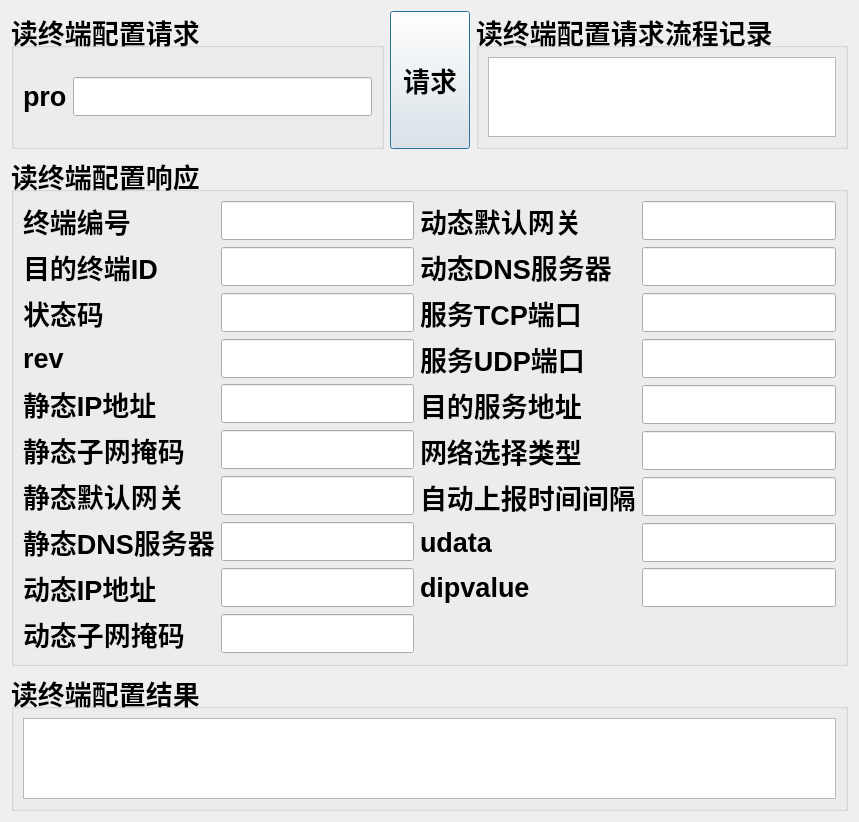
First picture: the form in readspecificconfig.ui, repository guoshijiang/IspdNewCalibrator, before the edit.
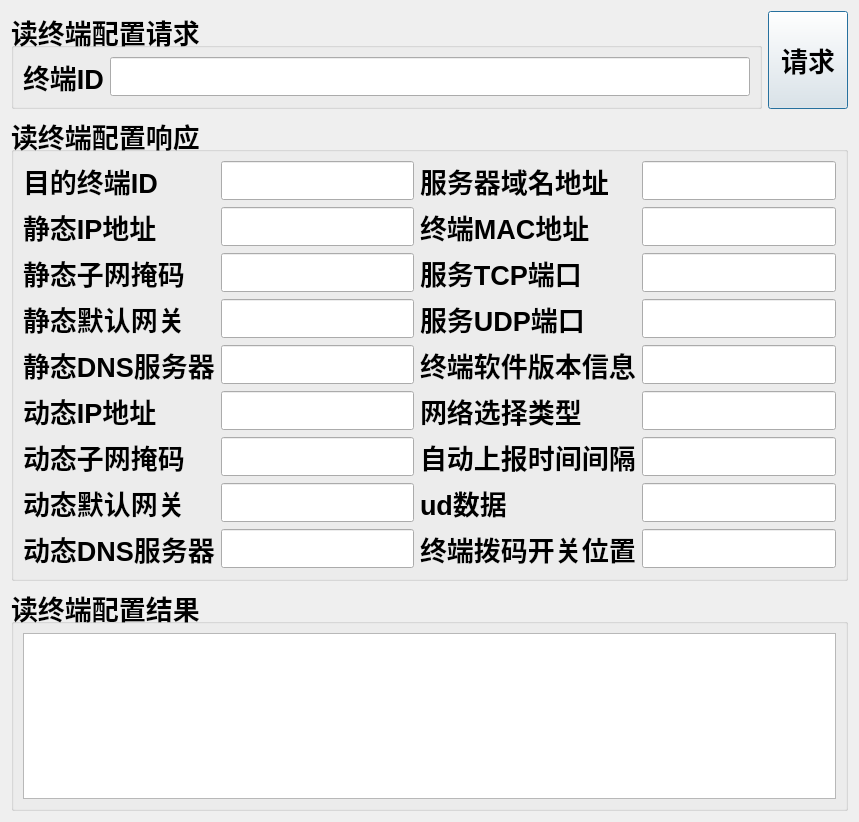
Second picture: the form after the edit.

Patch:
```diff
--- a/readspecificconfig.ui
+++ b/readspecificconfig.ui
@@ -34,7 +34,7 @@
           <item>
            <widget class="QLabel" name="label">
             <property name="text">
-             <string>pro</string>
+             <string>终端ID</string>
             </property>
            </widget>
           </item>
@@ -66,33 +66,6 @@
        </property>
       </widget>
      </item>
-     <item>
-      <widget class="QGroupBox" name="groupBox_2">
-       <property name="font">
-        <font>
-         <pointsize>20</pointsize>
-         <weight>75</weight>
-         <bold>true</bold>
-        </font>
-       </property>
-       <property name="title">
-        <string>读终端配置请求流程记录</string>
-       </property>
-       <layout class="QVBoxLayout" name="verticalLayout_3">
-        <item>
-         <widget class="QTextEdit" name="textEdit_log">
-          <property name="font">
-           <font>
-            <pointsize>12</pointsize>
-            <weight>50</weight>
-            <bold>false</bold>
-           </font>
-          </property>
-         </widget>
-        </item>
-       </layout>
-      </widget>
-     </item>
     </layout>
    </item>
    <item>
@@ -111,198 +84,188 @@
       <item>
        <layout class="QFormLayout" name="formLayout_5">
         <item row="0" column="0">
-         <widget class="QLabel" name="label_3">
-          <property name="text">
-           <string>终端编号</string>
-          </property>
-         </widget>
-        </item>
-        <item row="0" column="1">
-         <widget class="QLineEdit" name="lineEdit_rep_mr_code"/>
-        </item>
-        <item row="1" column="0">
          <widget class="QLabel" name="label_4">
           <property name="text">
            <string>目的终端ID</string>
           </property>
          </widget>
         </item>
-        <item row="2" column="0">
-         <widget class="QLabel" name="label_5">
-          <property name="text">
-           <string>状态码</string>
-          </property>
-         </widget>
+        <item row="0" column="1">
+         <widget class="QLineEdit" name="lineEdit_rep_goal_id"/>
         </item>
-        <item row="3" column="0">
-         <widget class="QLabel" name="label_6">
-          <property name="text">
-           <string>rev</string>
-          </property>
-         </widget>
-        </item>
-        <item row="4" column="0">
+        <item row="1" column="0">
          <widget class="QLabel" name="label_7">
           <property name="text">
            <string>静态IP地址</string>
           </property>
          </widget>
         </item>
-        <item row="5" column="0">
+        <item row="1" column="1">
+         <widget class="QLineEdit" name="lineEdit_rep_j_ip"/>
+        </item>
+        <item row="2" column="0">
          <widget class="QLabel" name="label_8">
           <property name="text">
            <string>静态子网掩码</string>
           </property>
          </widget>
         </item>
-        <item row="6" column="0">
+        <item row="2" column="1">
+         <widget class="QLineEdit" name="lineEdit_rep_j_zip"/>
+        </item>
+        <item row="3" column="0">
          <widget class="QLabel" name="label_9">
           <property name="text">
            <string>静态默认网关</string>
           </property>
          </widget>
         </item>
-        <item row="7" column="0">
+        <item row="3" column="1">
+         <widget class="QLineEdit" name="lineEdit_rep_j_gateway"/>
+        </item>
+        <item row="4" column="0">
          <widget class="QLabel" name="label_10">
           <property name="text">
            <string>静态DNS服务器</string>
           </property>
          </widget>
         </item>
-        <item row="8" column="0">
+        <item row="4" column="1">
+         <widget class="QLineEdit" name="lineEdit_rep_j_dip"/>
+        </item>
+        <item row="5" column="0">
          <widget class="QLabel" name="label_11">
           <property name="text">
            <string>动态IP地址</string>
           </property>
          </widget>
         </item>
-        <item row="9" column="0">
+        <item row="5" column="1">
+         <widget class="QLineEdit" name="lineEdit_rep_dyn_ip"/>
+        </item>
+        <item row="6" column="0">
          <widget class="QLabel" name="label_12">
           <property name="text">
            <string>动态子网掩码</string>
           </property>
          </widget>
         </item>
-        <item row="1" column="1">
-         <widget class="QLineEdit" name="lineEdit_rep_goal_id"/>
-        </item>
-        <item row="2" column="1">
-         <widget class="QLineEdit" name="lineEdit_rep_status"/>
-        </item>
-        <item row="3" column="1">
-         <widget class="QLineEdit" name="lineEdit_rep_rev"/>
-        </item>
-        <item row="4" column="1">
-         <widget class="QLineEdit" name="lineEdit_rep_j_ip"/>
-        </item>
-        <item row="5" column="1">
-         <widget class="QLineEdit" name="lineEdit_rep_j_zip"/>
-        </item>
         <item row="6" column="1">
-         <widget class="QLineEdit" name="lineEdit_rep_j_gateway"/>
-        </item>
-        <item row="7" column="1">
-         <widget class="QLineEdit" name="lineEdit_rep_j_dip"/>
-        </item>
-        <item row="8" column="1">
-         <widget class="QLineEdit" name="lineEdit_rep_dyn_ip"/>
-        </item>
-        <item row="9" column="1">
          <widget class="QLineEdit" name="lineEdit_rep_dyn_code"/>
         </item>
-       </layout>
-      </item>
-      <item>
-       <layout class="QFormLayout" name="formLayout_3">
-        <item row="0" column="0">
+        <item row="7" column="0">
          <widget class="QLabel" name="label_2">
           <property name="text">
            <string>动态默认网关</string>
           </property>
          </widget>
         </item>
-        <item row="0" column="1">
+        <item row="7" column="1">
          <widget class="QLineEdit" name="lineEdit_rep_dyn_gip"/>
         </item>
-        <item row="1" column="0">
+        <item row="8" column="0">
          <widget class="QLabel" name="label_13">
           <property name="text">
            <string>动态DNS服务器</string>
           </property>
          </widget>
         </item>
-        <item row="2" column="0">
+        <item row="8" column="1">
+         <widget class="QLineEdit" name="lineEdit_rep_dyn_dip"/>
+        </item>
+       </layout>
+      </item>
+      <item>
+       <layout class="QFormLayout" name="formLayout_3">
+        <item row="3" column="0">
+         <widget class="QLabel" name="label_5">
+          <property name="text">
+           <string>终端MAC地址</string>
+          </property>
+         </widget>
+        </item>
+        <item row="3" column="1">
+         <widget class="QLineEdit" name="lineEdit_mr_mac"/>
+        </item>
+        <item row="4" column="0">
          <widget class="QLabel" name="label_14">
           <property name="text">
            <string>服务TCP端口</string>
           </property>
          </widget>
         </item>
-        <item row="3" column="0">
+        <item row="4" column="1">
+         <widget class="QLineEdit" name="lineEdit_rep_tp"/>
+        </item>
+        <item row="5" column="0">
          <widget class="QLabel" name="label_15">
           <property name="text">
            <string>服务UDP端口</string>
           </property>
          </widget>
         </item>
-        <item row="4" column="0">
-         <widget class="QLabel" name="label_16">
+        <item row="5" column="1">
+         <widget class="QLineEdit" name="lineEdit_rep_up"/>
+        </item>
+        <item row="6" column="0">
+         <widget class="QLabel" name="label_19">
           <property name="text">
-           <string>目的服务地址</string>
+           <string>终端软件版本信息</string>
           </property>
          </widget>
         </item>
-        <item row="5" column="0">
+        <item row="6" column="1">
+         <widget class="QLineEdit" name="lineEdit_rep_ver"/>
+        </item>
+        <item row="7" column="0">
          <widget class="QLabel" name="label_17">
           <property name="text">
            <string>网络选择类型</string>
           </property>
          </widget>
         </item>
-        <item row="6" column="0">
+        <item row="7" column="1">
+         <widget class="QLineEdit" name="lineEdit_rep_network_select"/>
+        </item>
+        <item row="8" column="0">
          <widget class="QLabel" name="label_18">
           <property name="text">
            <string>自动上报时间间隔</string>
           </property>
          </widget>
         </item>
-        <item row="7" column="0">
-         <widget class="QLabel" name="label_19">
-          <property name="text">
-           <string>udata</string>
-          </property>
-         </widget>
-        </item>
-        <item row="8" column="0">
-         <widget class="QLabel" name="label_20">
-          <property name="text">
-           <string>dipvalue</string>
-          </property>
-         </widget>
-        </item>
-        <item row="1" column="1">
-         <widget class="QLineEdit" name="lineEdit_rep_dyn_dip"/>
-        </item>
-        <item row="2" column="1">
-         <widget class="QLineEdit" name="lineEdit_rep_tp"/>
-        </item>
-        <item row="3" column="1">
-         <widget class="QLineEdit" name="lineEdit_rep_up"/>
-        </item>
-        <item row="4" column="1">
-         <widget class="QLineEdit" name="lineEdit_rep_goal_ip"/>
-        </item>
-        <item row="5" column="1">
-         <widget class="QLineEdit" name="lineEdit_rep_network_select"/>
-        </item>
-        <item row="6" column="1">
+        <item row="8" column="1">
          <widget class="QLineEdit" name="lineEdit_rep_time"/>
         </item>
-        <item row="7" column="1">
-         <widget class="QLineEdit" name="lineEdit_rep_udata"/>
+        <item row="9" column="0">
+         <widget class="QLabel" name="label_6">
+          <property name="text">
+           <string>ud数据</string>
+          </property>
+         </widget>
         </item>
-        <item row="8" column="1">
-         <widget class="QLineEdit" name="lineEdit_rep_dipvalue"/>
+        <item row="9" column="1">
+         <widget class="QLineEdit" name="lineEdit_ud"/>
+        </item>
+        <item row="10" column="0">
+         <widget class="QLabel" name="label_20">
+          <property name="text">
+           <string>终端拨码开关位置</string>
+          </property>
+         </widget>
+        </item>
+        <item row="10" column="1">
+         <widget class="QLineEdit" name="lineEdit_rep_dv"/>
+        </item>
+        <item row="2" column="0">
+         <widget class="QLabel" name="label_3">
+          <property name="text">
+           <string>服务器域名地址</string>
+          </property>
+         </widget>
+        </item>
+        <item row="2" column="1">
+         <widget class="QLineEdit" name="lineEdit_server_yuming"/>
         </item>
        </layout>
       </item>
```
Left out of the diff: 2 changed lines with no effect on the pictures.
